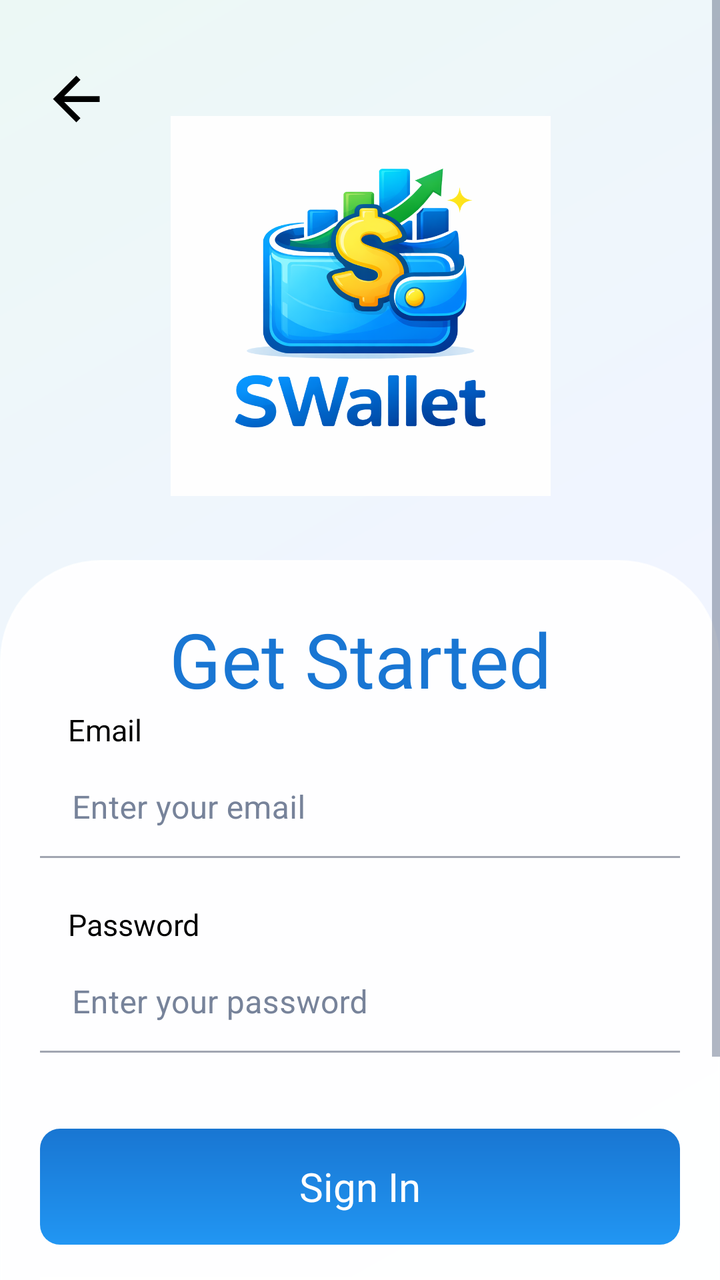
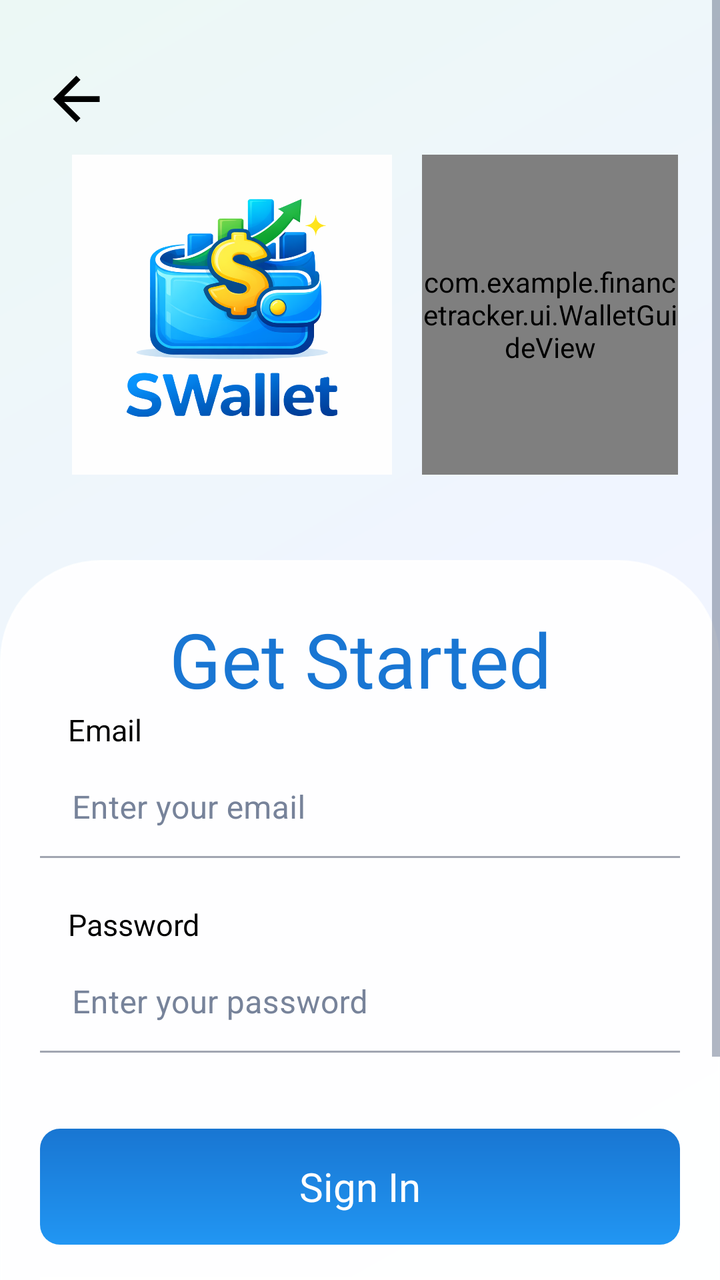

Two renders of the same Android screen: before a commit and after it. Below are the layout's source before the change and the commit's diff.
<!-- AndroidManifest.xml: application theme Theme.FinanceTracker -->
<!-- res/layout/activity_login.xml -->
<?xml version="1.0" encoding="utf-8"?>
<ScrollView
    xmlns:android="http://schemas.android.com/apk/res/android"
    xmlns:app="http://schemas.android.com/apk/res-auto"
    xmlns:tools="http://schemas.android.com/tools"
    android:layout_width="match_parent"
    android:layout_height="match_parent"
    android:id="@+id/signup_main_layout"
    android:background="@drawable/app_background_gradient"
    tools:context=".activities.LoginActivity"
    android:fillViewport="true">

    <LinearLayout
        android:layout_width="match_parent"
        android:layout_height="wrap_content"
        android:orientation="vertical">

        
        <androidx.constraintlayout.widget.ConstraintLayout
            android:id="@+id/signup_top_section"
            android:layout_width="match_parent"
            android:layout_height="280dp">

            <ImageView
                android:id="@+id/logoImage"
                android:layout_width="335dp"
                android:layout_height="190dp"
                android:contentDescription="App Logo"
                android:src="@drawable/swallet_logo"
                app:layout_constraintBottom_toBottomOf="parent"
                app:layout_constraintEnd_toEndOf="parent"
                app:layout_constraintStart_toStartOf="parent"
                app:layout_constraintTop_toTopOf="parent"
                app:layout_constraintVertical_bias="0.644" />

            <ImageView
                android:id="@+id/backArrow"
                android:layout_width="44dp"
                android:layout_height="35dp"
                android:layout_marginStart="16dp"
                android:layout_marginTop="32dp"
                android:contentDescription="Back"
                android:src="@drawable/ic_back_arrow"
                app:layout_constraintStart_toStartOf="parent"
                app:layout_constraintTop_toTopOf="parent" />
        </androidx.constraintlayout.widget.ConstraintLayout>

        
        <androidx.constraintlayout.widget.ConstraintLayout
            android:id="@+id/signup_bottom_section"
            android:layout_width="match_parent"
            android:layout_height="wrap_content"
            android:layout_weight="1"
            android:background="@drawable/screen_bg"
            android:paddingBottom="32dp">

            <TextView
                android:id="@+id/signup_heading"
                android:layout_width="wrap_content"
                android:layout_height="wrap_content"
                android:layout_marginTop="24dp"
                android:fontFamily="@font/archivo_bold"
                android:text="@string/start"
                android:textColor="#1976D3"
                android:textSize="38sp"
                app:layout_constraintEnd_toEndOf="parent"
                app:layout_constraintStart_toStartOf="parent"
                app:layout_constraintTop_toTopOf="parent" />

            <TextView
                android:id="@+id/email_label"
                android:layout_width="wrap_content"
                android:layout_height="wrap_content"
                android:layout_marginStart="34dp"
                android:fontFamily="@font/inter_semibold"
                android:text="@string/email"
                android:textColor="@color/black"
                android:textSize="15sp"
                app:layout_constraintStart_toStartOf="parent"
                app:layout_constraintTop_toBottomOf="@id/signup_heading" />

            <com.google.android.material.textfield.TextInputLayout
                android:id="@+id/email_input_layout"
                android:layout_width="320dp"
                android:layout_height="56dp"
                android:layout_marginStart="24dp"
                android:layout_marginTop="4dp"
                android:layout_marginEnd="24dp"
                android:textColorHint="@color/light_gray"
                app:layout_constraintEnd_toEndOf="parent"
                app:layout_constraintStart_toStartOf="parent"
                app:layout_constraintTop_toBottomOf="@id/email_label">

                <com.google.android.material.textfield.TextInputEditText
                    android:id="@+id/email_input"
                    android:layout_width="match_parent"
                    android:layout_height="50dp"
                    android:background="@color/transparent"
                    android:textColor="@color/black"
                    android:hint="@string/email_hint"
                    android:paddingBottom="3dp"
                    android:paddingTop="25dp"/>
            </com.google.android.material.textfield.TextInputLayout>

            <TextView
                android:id="@+id/password_label"
                android:layout_width="wrap_content"
                android:layout_height="wrap_content"
                android:layout_marginStart="34dp"
                android:layout_marginTop="17dp"
                android:fontFamily="@font/inter_semibold"
                android:text="@string/password"
                android:textColor="@color/black"
                android:textSize="15sp"
                app:layout_constraintStart_toStartOf="parent"
                app:layout_constraintTop_toBottomOf="@id/email_input_layout" />

            <com.google.android.material.textfield.TextInputLayout
                android:id="@+id/password_input_layout"
                android:layout_width="320dp"
                android:layout_height="56dp"
                android:layout_marginStart="24dp"
                android:layout_marginTop="4dp"
                android:layout_marginEnd="24dp"
                android:textColorHint="@color/light_gray"
                app:layout_constraintEnd_toEndOf="parent"
                app:layout_constraintStart_toStartOf="parent"
                app:layout_constraintTop_toBottomOf="@id/password_label">

                <com.google.android.material.textfield.TextInputEditText
                    android:id="@+id/password_input"
                    android:layout_width="match_parent"
                    android:layout_height="50dp"
                    android:background="@color/transparent"
                    android:textColor="@color/black"
                    android:hint="@string/pass_hint"
                    android:paddingBottom="3dp"
                    android:paddingTop="25dp"/>
            </com.google.android.material.textfield.TextInputLayout>

            <LinearLayout
                android:id="@+id/loginButton"
                android:layout_width="320dp"
                android:layout_height="58dp"
                android:layout_marginTop="32dp"
                android:background="@drawable/gradient_button"
                android:gravity="center"
                android:orientation="horizontal"
                android:paddingHorizontal="16dp"
                android:paddingVertical="8dp"
                app:layout_constraintEnd_toEndOf="parent"
                app:layout_constraintStart_toStartOf="parent"
                app:layout_constraintTop_toBottomOf="@id/password_input_layout">

                <TextView
                    android:id="@+id/tv_signup"
                    android:layout_width="wrap_content"
                    android:layout_height="wrap_content"
                    android:fontFamily="@font/archivo_medium"
                    android:gravity="center"
                    android:text="@string/signin"
                    android:textAlignment="center"
                    android:textColor="@color/white"
                    android:textSize="20sp" />
            </LinearLayout>

            
            <com.google.android.gms.common.SignInButton
                android:id="@+id/googleSignInButton"
                android:layout_width="320dp"
                android:layout_height="58dp"
                android:layout_marginTop="16dp"
                android:backgroundTint="@color/white"
                android:textColor="@color/black"
                android:textSize="16sp"
                app:layout_constraintEnd_toEndOf="parent"
                app:layout_constraintStart_toStartOf="parent"
                app:layout_constraintTop_toBottomOf="@+id/loginButton" />

            <Button
                android:id="@+id/login_redirect_button"
                android:layout_width="wrap_content"
                android:layout_height="wrap_content"
                android:layout_marginEnd="36dp"
                android:layout_marginBottom="48dp"
                android:background="@android:color/transparent"
                android:text="Sign-Up"
                android:textColor="@color/gradient_end"
                app:layout_constraintBottom_toBottomOf="parent"
                app:layout_constraintEnd_toEndOf="parent" />

            <TextView
                android:id="@+id/login_prompt"
                android:layout_width="wrap_content"
                android:layout_height="wrap_content"
                android:layout_marginLeft="90dp"
                android:layout_marginTop="28dp"
                android:text="Don't have an account?"
                android:textColor="@color/light_gray"
                android:textStyle="bold"
                app:layout_constraintBottom_toBottomOf="parent"
                app:layout_constraintEnd_toStartOf="@id/login_redirect_button"
                app:layout_constraintHorizontal_bias="1.0"
                app:layout_constraintStart_toStartOf="parent"
                app:layout_constraintTop_toBottomOf="@+id/googleSignInButton"
                app:layout_constraintVertical_bias="0.0" />
        </androidx.constraintlayout.widget.ConstraintLayout>
    </LinearLayout>
</ScrollView>
<!-- resources referenced by this layout -->
<resources>
  <color name="black">#FF000000</color>
  <color name="gradient_end">#8C9EFF</color>
  <color name="light_gray">#77839A</color>
  <color name="transparent">#00000000</color>
  <color name="white">#FFFFFFFF</color>
  <!-- drawable app_background_gradient (drawable) -->
  <?xml version="1.0" encoding="utf-8"?>
  <shape xmlns:android="http://schemas.android.com/apk/res/android" android:shape="rectangle">
      <gradient
          android:angle="135"
          android:startColor="#F5F7FF"
          android:centerColor="#F0F5FF"
          android:endColor="#ECF8F5" />
  </shape>
  <!-- drawable gradient_button (drawable) -->
  <?xml version="1.0" encoding="utf-8"?>
  <shape xmlns:android="http://schemas.android.com/apk/res/android" android:shape="rectangle">
      <gradient
          android:startColor="#2196F3"
          android:endColor="#1976D2"
          android:angle="90"/>
      <corners android:radius="10dp"/>
  </shape>
  <!-- drawable ic_back_arrow (drawable) -->
  <?xml version="1.0" encoding="utf-8"?>
  <vector xmlns:android="http://schemas.android.com/apk/res/android"
      android:width="24dp"
      android:height="24dp"
      android:viewportWidth="24"
      android:viewportHeight="24">
      <path
          android:fillColor="#000000"
          android:pathData="M20,11H7.83l5.59-5.59L12,4l-8,8 8,8 1.41-1.41L7.83,13H20v-2z" />
  </vector>
  <!-- drawable screen_bg (drawable) -->
  <?xml version="1.0" encoding="utf-8"?>
  <shape xmlns:android="http://schemas.android.com/apk/res/android">
      <solid android:color="@color/glass_surface"/>
      <corners android:topLeftRadius="50dp"
          android:topRightRadius="50dp"/>
      <stroke android:width="1dp" android:color="@color/glass_border" />
  </shape>
  <string name="email">Email</string>
  <string name="email_hint">Enter your email</string>
  <string name="pass_hint">Enter your password</string>
  <string name="password">Password</string>
  <string name="signin">Sign In</string>
  <string name="start">Get Started</string>
  <color name="glass_surface">#F2FFFFFF</color>
  <color name="glass_border">#D9FFFFFF</color>
  <color name="blue_700">#0069E0</color>
  <color name="green_500">#21A68A</color>
  <color name="wallet_surface">#FFFFFF</color>
  <color name="ink_primary">#202B45</color>
  <color name="ink_secondary">#68758B</color>
  <color name="app_background">#F3F6FC</color>
  <color name="blue_500">#1685EE</color>
  <style name="WalletWindowAnimation">
          <item name="android:activityOpenEnterAnimation">@anim/wallet_enter</item>
          <item name="android:activityOpenExitAnimation">@anim/wallet_exit</item>
          <item name="android:activityCloseEnterAnimation">@anim/wallet_enter</item>
          <item name="android:activityCloseExitAnimation">@anim/wallet_exit</item>
      </style>
  <!-- unchanged entries left out for length: 2 -->
</resources>

<!-- the commit's change to res/layout/activity_login.xml (unified diff, before → after) -->
@@ -23,15 +23,29 @@
 
             <ImageView
                 android:id="@+id/logoImage"
-                android:layout_width="335dp"
-                android:layout_height="190dp"
+                android:layout_width="0dp"
+                android:layout_height="160dp"
+                android:layout_marginStart="16dp"
                 android:contentDescription="App Logo"
                 android:src="@drawable/swallet_logo"
                 app:layout_constraintBottom_toBottomOf="parent"
-                app:layout_constraintEnd_toEndOf="parent"
+                app:layout_constraintEnd_toStartOf="@id/loginGuide"
                 app:layout_constraintStart_toStartOf="parent"
                 app:layout_constraintTop_toTopOf="parent"
+                app:layout_constraintWidth_max="190dp"
+                app:layout_constraintHorizontal_chainStyle="packed"
                 app:layout_constraintVertical_bias="0.644" />
+
+            <com.example.financetracker.ui.WalletGuideView
+                android:id="@+id/loginGuide"
+                android:layout_width="128dp"
+                android:layout_height="160dp"
+                android:layout_marginEnd="16dp"
+                android:importantForAccessibility="no"
+                app:layout_constraintStart_toEndOf="@id/logoImage"
+                app:layout_constraintEnd_toEndOf="parent"
+                app:layout_constraintTop_toTopOf="@id/logoImage"
+                app:layout_constraintBottom_toBottomOf="@id/logoImage" />
 
             <ImageView
                 android:id="@+id/backArrow"
